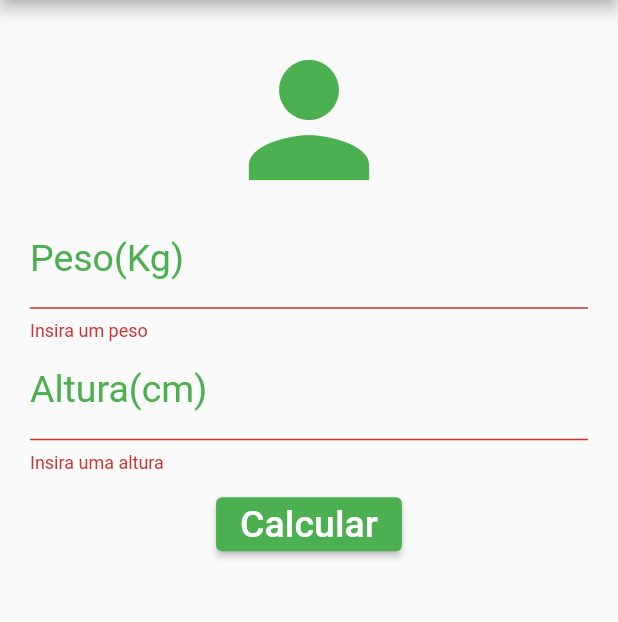
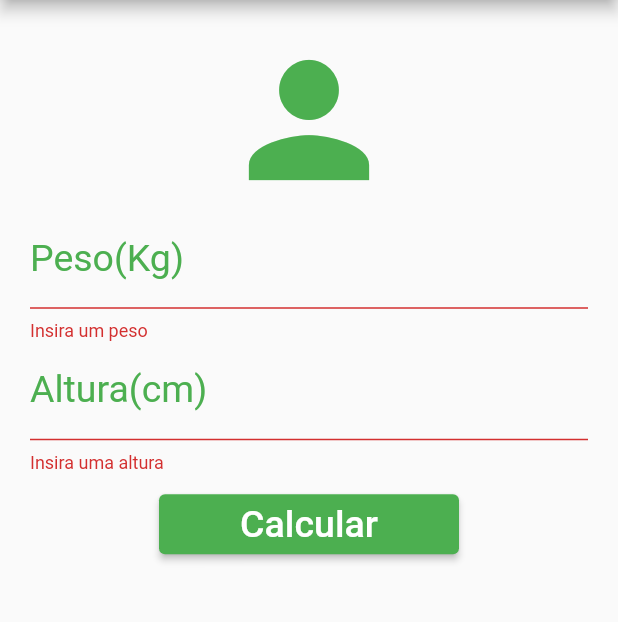
Before and after one commit to HiltonThallyson/DIM0524-mobile-dev, a Flutter app: the screen it shows after launch, after a tap on "Calcular", on a phone screen of 412 x 824 dp, the part 84-706 px from its top. Run offline on Flutter 3.47's test engine with Material 2 defaults, Android fonts, the light colour scheme and no system bars.

Commit message:
Mudança tamanho do botão

```diff
--- a/imc/lib/main.dart
+++ b/imc/lib/main.dart
@@ -103,6 +103,8 @@ class _HomeState extends State<Home> {
                   Padding(
                     padding: const EdgeInsets.all(10.0),
                     child: ElevatedButton(
+                        style: ElevatedButton.styleFrom(
+                            minimumSize: const Size(200, 40)),
                         onPressed: () => _formKey.currentState!.validate()
                             ? _calcular()
                             : null,
```
